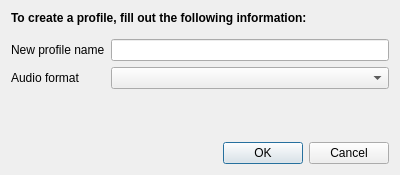
The window that gui/configdialog/addprofiledialog.ui (flacon/flacon) describes before a commit, drawn with Qt 5.
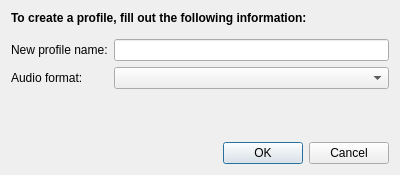
The same window after the commit.

```diff
--- a/gui/configdialog/addprofiledialog.ui
+++ b/gui/configdialog/addprofiledialog.ui
@@ -48,14 +48,14 @@
      <item row="0" column="0">
       <widget class="QLabel" name="profileNameLbl">
        <property name="text">
-        <string extracomment="Add profile dialog, profile name label">New profile name</string>
+        <string extracomment="Add profile dialog, profile name label">New profile name:</string>
        </property>
       </widget>
      </item>
      <item row="1" column="0">
       <widget class="QLabel" name="label_2">
        <property name="text">
-        <string extracomment="Add profile dialog, audio format label">Audio format</string>
+        <string extracomment="Add profile dialog, audio format label">Audio format:</string>
        </property>
       </widget>
      </item>
```
Left out of the diff: 2 changed lines with no effect on the pictures.
